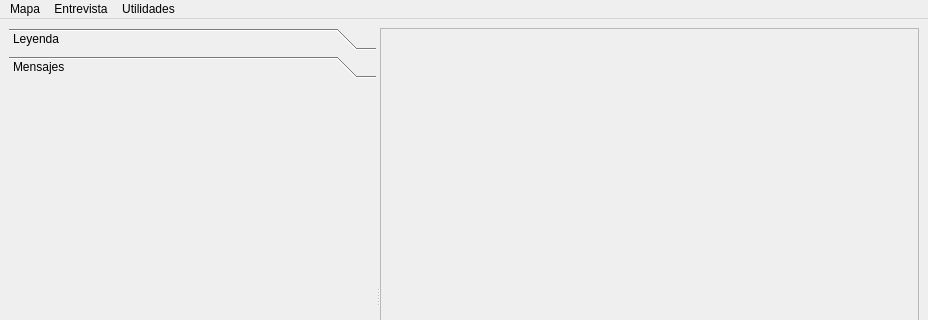
First picture: the form in cobi_loreto/Main/mainwindow.ui, repository Ecotrust/openoceanmap-desktop, before the edit; both pictures show x 0 to 928 and y 0 to 320 of the 928 by 595 pixel window.
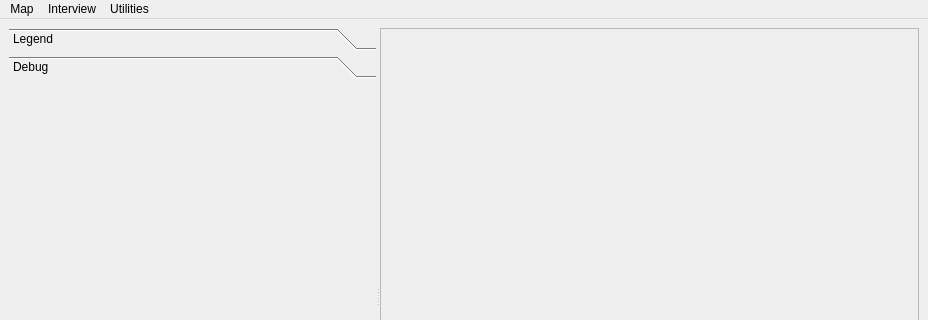
Second picture: the form after the edit. The open tabs and pages were chosen to show the change. Icons and pictures are not drawn.

What changed in the file:
```diff
--- a/cobi_loreto/Main/mainwindow.ui
+++ b/cobi_loreto/Main/mainwindow.ui
@@ -69,7 +69,7 @@
          </rect>
         </property>
         <attribute name="label" >
-         <string>Leyenda</string>
+         <string>Legend</string>
         </attribute>
         <layout class="QGridLayout" >
          <property name="leftMargin" >
@@ -112,7 +112,7 @@
          </rect>
         </property>
         <attribute name="label" >
-         <string>Mensajes</string>
+         <string>Debug</string>
         </attribute>
        </widget>
       </widget>
@@ -140,18 +140,18 @@
      <x>0</x>
      <y>0</y>
      <width>928</width>
-     <height>22</height>
+     <height>26</height>
     </rect>
    </property>
    <widget class="QMenu" name="menuInterview" >
     <property name="title" >
-     <string>Entrevista</string>
+     <string>Interview</string>
     </property>
     <addaction name="actionStart_Interview" />
    </widget>
    <widget class="QMenu" name="menuMap" >
     <property name="title" >
-     <string>Mapa</string>
+     <string>Map</string>
     </property>
     <addaction name="mpActionAddRasterLayer" />
     <addaction name="mpActionAddVectorLayer" />
@@ -163,7 +163,7 @@
    </widget>
    <widget class="QMenu" name="menuUtilities" >
     <property name="title" >
-     <string>Utilidades</string>
+     <string>Utilities</string>
     </property>
     <addaction name="actionPython_Console" />
    </widget>
```
Left out of the diff: 26 changed lines with no effect on the pictures.
